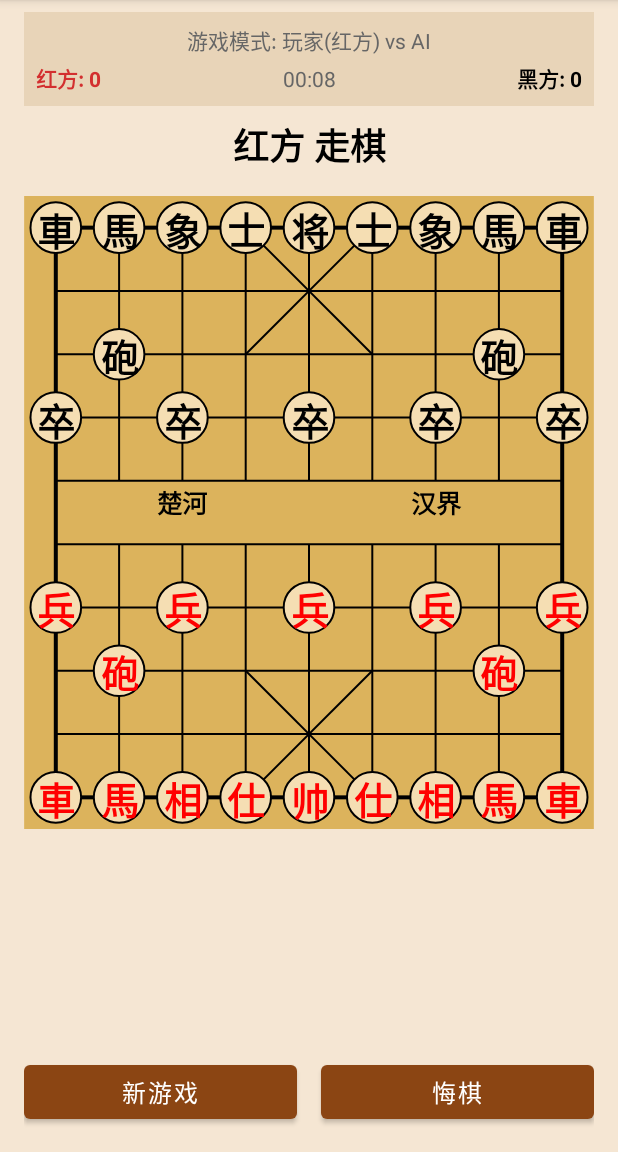
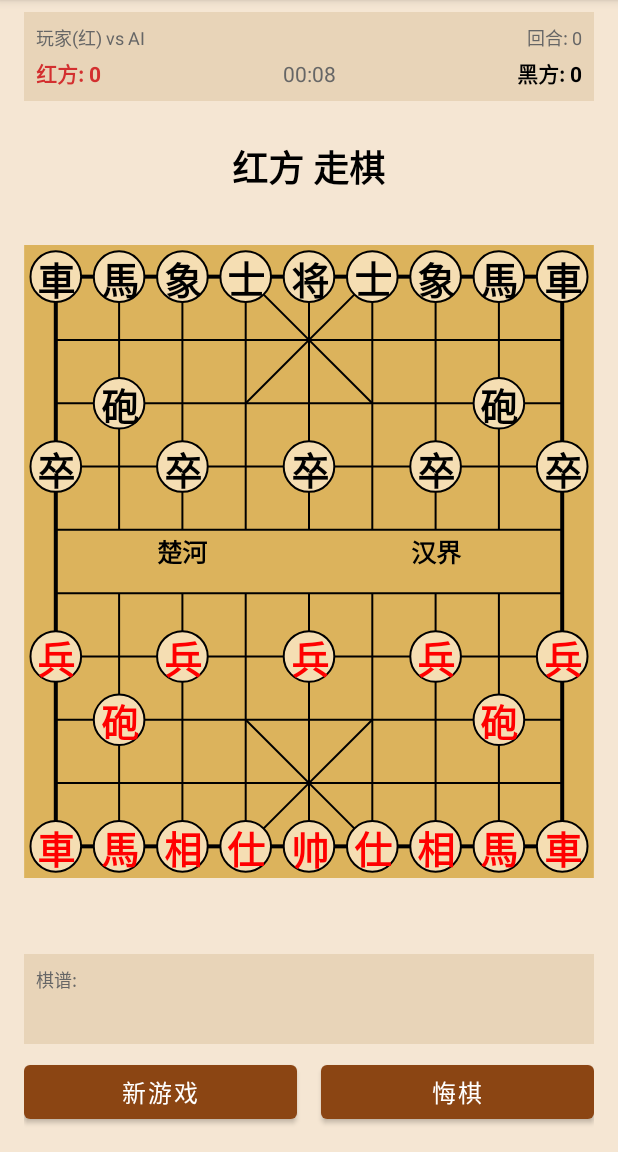
Before and after one commit to yingwang/chinese_chess_mobile, an Android app: the screen it shows after launch (MainActivity), on a phone screen of 412 x 824 dp, the part 84-1236 px from its top. Run offline under Robolectric (Android 15) with nearby library versions, the phone set to English and light mode, and no system bars.

Commit message:
Add turn validation, fix UI stability, and add move tracking
This commit addresses multiple UX issues and adds important features:

1. Prevent player from moving AI pieces during AI's turn
   - Added isPlayerTurn() method to GameController
   - Validates turn before allowing moves in MainActivity
   - Shows "不是你的回合" toast when player tries to move during AI turn
   - Prevents moves in AI vs AI mode entirely

2. Fix board jumping when AI thinking status changes
   - Wrapped statusText and aiThinkingIndicator in statusContainer
   - Set minHeight="72dp" on container to prevent layout shifts
   - Board now stays in same position when AI status changes
   - Much better visual stability during gameplay

3. Add move count display
   - Added moveCountText to game info panel
   - Shows "回合: X" with current move number
   - Updates in real-time with each move
   - Compact layout to fit with game mode

4. Add move history display
   - Added scrollable move history view below board
   - Shows moves in algebraic notation: "将02->11"
   - Auto-scrolls to show latest moves
   - 60dp height with monospace font for readability
   - Updates after every move

5. UI improvements
   - Reorganized game info panel for better space utilization
   - Shortened mode text: "玩家(红) vs AI" instead of full text
   - Added move history container between board and buttons
   - Better visual hierarchy with all game info visible

Layout changes:
- Game mode and move count now share a horizontal row
- Status container wraps text and progress bar (fixed height)
- Move history scrollview added above buttons
- Board constrained to statusContainer (not aiThinkingIndicator)

```diff
--- a/app/src/main/java/com/yingwang/chinesechess/MainActivity.kt
+++ b/app/src/main/java/com/yingwang/chinesechess/MainActivity.kt
@@ -29,6 +29,8 @@ class MainActivity : AppCompatActivity() {
     private lateinit var redScoreText: TextView
     private lateinit var blackScoreText: TextView
     private lateinit var gameTimeText: TextView
+    private lateinit var moveCountText: TextView
+    private lateinit var moveHistoryText: TextView
 
     override fun onCreate(savedInstanceState: Bundle?) {
         super.onCreate(savedInstanceState)
@@ -50,6 +52,8 @@ class MainActivity : AppCompatActivity() {
         redScoreText = findViewById(R.id.redScoreText)
         blackScoreText = findViewById(R.id.blackScoreText)
         gameTimeText = findViewById(R.id.gameTimeText)
+        moveCountText = findViewById(R.id.moveCountText)
+        moveHistoryText = findViewById(R.id.moveHistoryText)
 
         newGameButton.setOnClickListener {
             showNewGameDialog()
@@ -115,6 +119,13 @@ class MainActivity : AppCompatActivity() {
         }
 
         boardView.setOnMoveListener { move ->
+            // Check if it's the player's turn
+            if (!gameController.isPlayerTurn()) {
+                Toast.makeText(this, "不是你的回合", Toast.LENGTH_SHORT).show()
+                boardView.clearSelection()
+                return@setOnMoveListener
+            }
+
             if (gameController.makePlayerMove(move)) {
                 boardView.clearSelection()
             } else {
@@ -152,6 +163,58 @@ class MainActivity : AppCompatActivity() {
         val minutes = stats.gameTime / 60000
         val seconds = (stats.gameTime % 60000) / 1000
         gameTimeText.text = String.format("%02d:%02d", minutes, seconds)
+
+        // Update move count
+        moveCountText.text = "回合: ${stats.moveNumber}"
+
+        // Update move history
+        updateMoveHistory()
+    }
+
+    private fun updateMoveHistory() {
+        val moves = gameController.getMoveHistory()
+        if (moves.isEmpty()) {
+            moveHistoryText.text = "棋谱:"
+            return
+        }
+
+        val history = StringBuilder("棋谱: ")
+        moves.forEachIndexed { index, move ->
+            if (index > 0 && index % 2 == 0) {
+                history.append("\n")
+            }
+            val moveNum = index / 2 + 1
+            if (index % 2 == 0) {
+                history.append("${moveNum}. ")
+            }
+            history.append(formatMove(move))
+            if (index % 2 == 0 && index < moves.size - 1) {
+                history.append(" ")
+            }
+        }
+        moveHistoryText.text = history.toString()
+
+        // Auto-scroll to bottom
+        moveHistoryText.post {
+            val scrollView = moveHistoryText.parent as? android.widget.ScrollView
+            scrollView?.fullScroll(android.view.View.FOCUS_DOWN)
+        }
+    }
+
+    private fun formatMove(move: com.yingwang.chinesechess.model.Move): String {
+        // Format move as "炮2进5" style notation
+        val pieceChar = when (move.piece.type) {
+            com.yingwang.chinesechess.model.PieceType.KING -> "将"
+            com.yingwang.chinesechess.model.PieceType.ADVISOR -> "士"
+            com.yingwang.chinesechess.model.PieceType.ELEPHANT -> "象"
+            com.yingwang.chinesechess.model.PieceType.HORSE -> "马"
+            com.yingwang.chinesechess.model.PieceType.ROOK -> "车"
+            com.yingwang.chinesechess.model.PieceType.CANNON -> "炮"
+            com.yingwang.chinesechess.model.PieceType.PAWN -> "兵"
+        }
+
+        // Simplified notation: just show from->to coordinates
+        return "${pieceChar}${move.from.row}${move.from.col}->${move.to.row}${move.to.col}"
     }
 
     private fun startTimerUpdates() {
@@ -168,12 +231,12 @@ class MainActivity : AppCompatActivity() {
 
     private fun updateGameModeDisplay() {
         val modeText = when (gameController.getGameMode()) {
-            GameController.GameMode.PLAYER_VS_PLAYER -> "游戏模式: 玩家 vs 玩家"
+            GameController.GameMode.PLAYER_VS_PLAYER -> "玩家 vs 玩家"
             GameController.GameMode.PLAYER_VS_AI -> {
-                val playerColor = if (gameController.getAIColor() == PieceColor.RED) "黑方" else "红方"
-                "游戏模式: 玩家($playerColor) vs AI"
+                val playerColor = if (gameController.getAIColor() == PieceColor.RED) "黑" else "红"
+                "玩家(${playerColor}) vs AI"
             }
-            GameController.GameMode.AI_VS_AI -> "游戏模式: AI vs AI"
+            GameController.GameMode.AI_VS_AI -> "AI vs AI"
         }
         gameModeText.text = modeText
     }
--- a/app/src/main/res/layout/activity_main.xml
+++ b/app/src/main/res/layout/activity_main.xml
@@ -22,14 +22,32 @@
         app:layout_constraintStart_toStartOf="parent"
         app:layout_constraintTop_toTopOf="parent">
 
+        <LinearLayout
+            android:layout_width="match_parent"
+            android:layout_height="wrap_content"
+            android:orientation="horizontal"
+            android:gravity="center">
+
             <TextView
                 android:id="@+id/gameModeText"
-            android:layout_width="match_parent"
+                android:layout_width="0dp"
                 android:layout_height="wrap_content"
-            android:gravity="center"
-            android:text="游戏模式: 玩家 vs AI"
-            android:textSize="14sp"
+                android:layout_weight="1"
+                android:gravity="start"
+                android:text="模式: 玩家 vs AI"
+                android:textSize="12sp"
                 android:textColor="#666666" />
+
+            <TextView
+                android:id="@+id/moveCountText"
+                android:layout_width="0dp"
+                android:layout_height="wrap_content"
+                android:layout_weight="1"
+                android:gravity="end"
+                android:text="回合: 0"
+                android:textSize="12sp"
+                android:textColor="#666666" />
+        </LinearLayout>
 
         <LinearLayout
             android:layout_width="match_parent"
@@ -71,21 +89,29 @@
         </LinearLayout>
     </LinearLayout>
 
-    <TextView
-        android:id="@+id/statusText"
+    <LinearLayout
+        android:id="@+id/statusContainer"
         android:layout_width="0dp"
         android:layout_height="wrap_content"
         android:layout_marginStart="16dp"
         android:layout_marginTop="8dp"
         android:layout_marginEnd="16dp"
+        android:orientation="vertical"
+        android:gravity="center"
+        android:minHeight="72dp"
+        app:layout_constraintEnd_toEndOf="parent"
+        app:layout_constraintStart_toStartOf="parent"
+        app:layout_constraintTop_toBottomOf="@+id/gameInfoPanel">
+
+        <TextView
+            android:id="@+id/statusText"
+            android:layout_width="wrap_content"
+            android:layout_height="wrap_content"
             android:gravity="center"
             android:text="红方走棋"
             android:textSize="24sp"
             android:textStyle="bold"
-        android:textColor="#000000"
-        app:layout_constraintEnd_toEndOf="parent"
-        app:layout_constraintStart_toStartOf="parent"
-        app:layout_constraintTop_toBottomOf="@+id/gameInfoPanel" />
+            android:textColor="#000000" />
 
         <ProgressBar
             android:id="@+id/aiThinkingIndicator"
@@ -93,22 +119,43 @@
             android:layout_width="wrap_content"
             android:layout_height="wrap_content"
             android:layout_marginTop="4dp"
-        android:visibility="gone"
-        app:layout_constraintEnd_toEndOf="parent"
-        app:layout_constraintStart_toStartOf="parent"
-        app:layout_constraintTop_toBottomOf="@+id/statusText" />
+            android:visibility="gone" />
+    </LinearLayout>
 
     <com.yingwang.chinesechess.ui.BoardView
         android:id="@+id/boardView"
         android:layout_width="0dp"
         android:layout_height="0dp"
         android:layout_margin="16dp"
-        app:layout_constraintBottom_toTopOf="@+id/buttonContainer"
+        app:layout_constraintBottom_toTopOf="@+id/moveHistoryContainer"
         app:layout_constraintDimensionRatio="0.9:1"
         app:layout_constraintEnd_toEndOf="parent"
         app:layout_constraintStart_toStartOf="parent"
-        app:layout_constraintTop_toBottomOf="@+id/aiThinkingIndicator"
+        app:layout_constraintTop_toBottomOf="@+id/statusContainer"
         app:layout_constraintVertical_bias="0.0" />
+
+    <ScrollView
+        android:id="@+id/moveHistoryContainer"
+        android:layout_width="0dp"
+        android:layout_height="60dp"
+        android:layout_marginStart="16dp"
+        android:layout_marginEnd="16dp"
+        android:layout_marginBottom="8dp"
+        android:background="#E8D4B8"
+        android:padding="8dp"
+        app:layout_constraintBottom_toTopOf="@+id/buttonContainer"
+        app:layout_constraintEnd_toEndOf="parent"
+        app:layout_constraintStart_toStartOf="parent">
+
+        <TextView
+            android:id="@+id/moveHistoryText"
+            android:layout_width="match_parent"
+            android:layout_height="wrap_content"
+            android:text="棋谱:"
+            android:textSize="12sp"
+            android:textColor="#666666"
+            android:fontFamily="monospace" />
+    </ScrollView>
 
     <LinearLayout
         android:id="@+id/buttonContainer"
```
Also changed, not shown: app/src/main/java/com/yingwang/chinesechess/GameController.kt (+8 -0 lines). Lines whose indentation alone changed are shown as unchanged.
